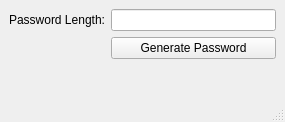
Above: password_manager/ui/PasswordGenerator.ui from saxton-chris/1pass_gen before the change. Below: the same form after it.
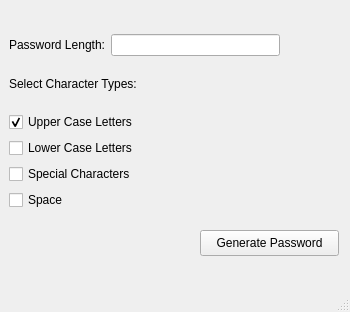
That is the form after the change.

The edit to the form file:
```diff
--- a/password_manager/ui/PasswordGenerator.ui
+++ b/password_manager/ui/PasswordGenerator.ui
@@ -6,33 +6,95 @@
    <rect>
     <x>0</x>
     <y>0</y>
-    <width>285</width>
-    <height>122</height>
+    <width>350</width>
+    <height>312</height>
    </rect>
   </property>
   <property name="windowTitle">
    <string>Password Generator</string>
   </property>
   <widget class="QWidget" name="centralwidget">
-   <layout class="QFormLayout" name="formLayout">
-    <item row="0" column="0">
-     <widget class="QLabel" name="label">
-      <property name="text">
-       <string>Password Length:</string>
-      </property>
-     </widget>
-    </item>
-    <item row="0" column="1">
-     <widget class="QLineEdit" name="lineEdit"/>
-    </item>
-    <item row="1" column="1">
-     <widget class="QPushButton" name="pushButton">
-      <property name="text">
-       <string>Generate Password</string>
-      </property>
-     </widget>
-    </item>
-   </layout>
+   <widget class="QPushButton" name="passGenButton">
+    <property name="geometry">
+     <rect>
+      <x>200</x>
+      <y>230</y>
+      <width>139</width>
+      <height>26</height>
+     </rect>
+    </property>
+    <property name="text">
+     <string>Generate Password</string>
+    </property>
+   </widget>
+   <widget class="QWidget" name="layoutWidget">
+    <property name="geometry">
+     <rect>
+      <x>9</x>
+      <y>34</y>
+      <width>271</width>
+      <height>176</height>
+     </rect>
+    </property>
+    <layout class="QVBoxLayout" name="passwordLayout">
+     <item>
+      <layout class="QHBoxLayout" name="lenghtLayout">
+       <item>
+        <widget class="QLabel" name="passPromptLabel">
+         <property name="text">
+          <string>Password Length:</string>
+         </property>
+        </widget>
+       </item>
+       <item>
+        <widget class="QLineEdit" name="passLengthField"/>
+       </item>
+      </layout>
+     </item>
+     <item>
+      <layout class="QVBoxLayout" name="checkBoxLayout">
+       <item>
+        <widget class="QLabel" name="charTypeLabel">
+         <property name="text">
+          <string>Select Character Types:</string>
+         </property>
+        </widget>
+       </item>
+       <item>
+        <widget class="QCheckBox" name="upperCheck">
+         <property name="text">
+          <string>Upper Case Letters</string>
+         </property>
+         <property name="checked">
+          <bool>true</bool>
+         </property>
+        </widget>
+       </item>
+       <item>
+        <widget class="QCheckBox" name="lowerCheck">
+         <property name="text">
+          <string>Lower Case Letters</string>
+         </property>
+        </widget>
+       </item>
+       <item>
+        <widget class="QCheckBox" name="specialCheck">
+         <property name="text">
+          <string>Special Characters</string>
+         </property>
+        </widget>
+       </item>
+       <item>
+        <widget class="QCheckBox" name="spaceCheck">
+         <property name="text">
+          <string>Space</string>
+         </property>
+        </widget>
+       </item>
+      </layout>
+     </item>
+    </layout>
+   </widget>
   </widget>
   <widget class="QMenuBar" name="menubar">
    <property name="geometry">
```
Left out of the diff: 2 changed lines with no effect on the pictures.
